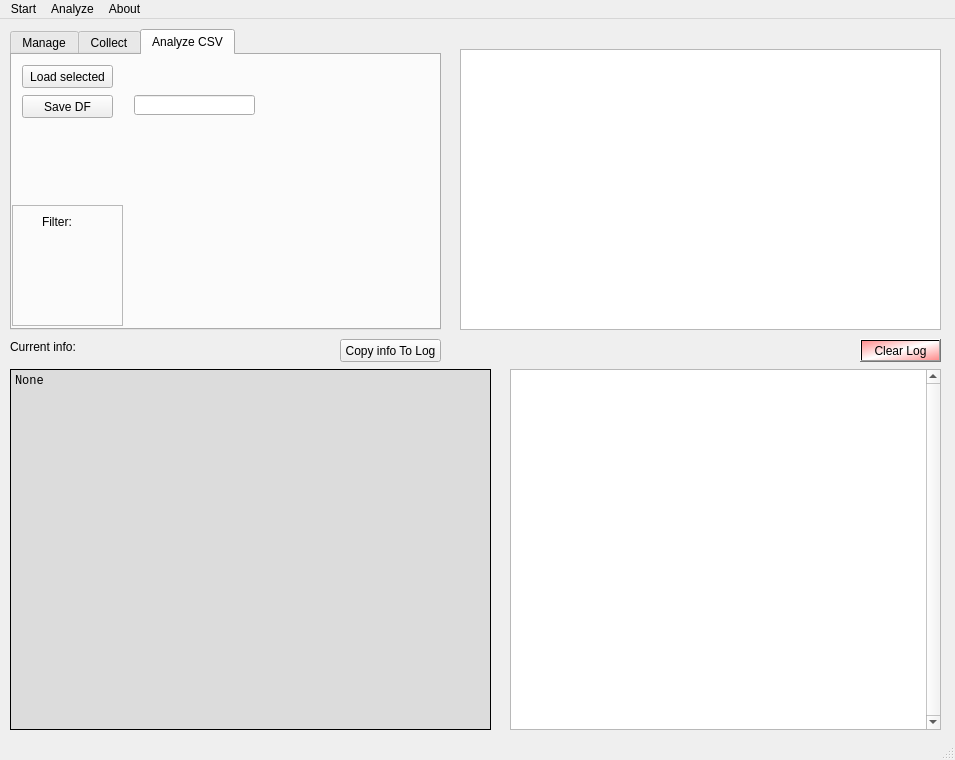
This is TwitterAnalyzer/GUI.ui in GrzegorzKrug/TwitterAnalyzer as Qt 5 draws it before an edit. The edited form follows.
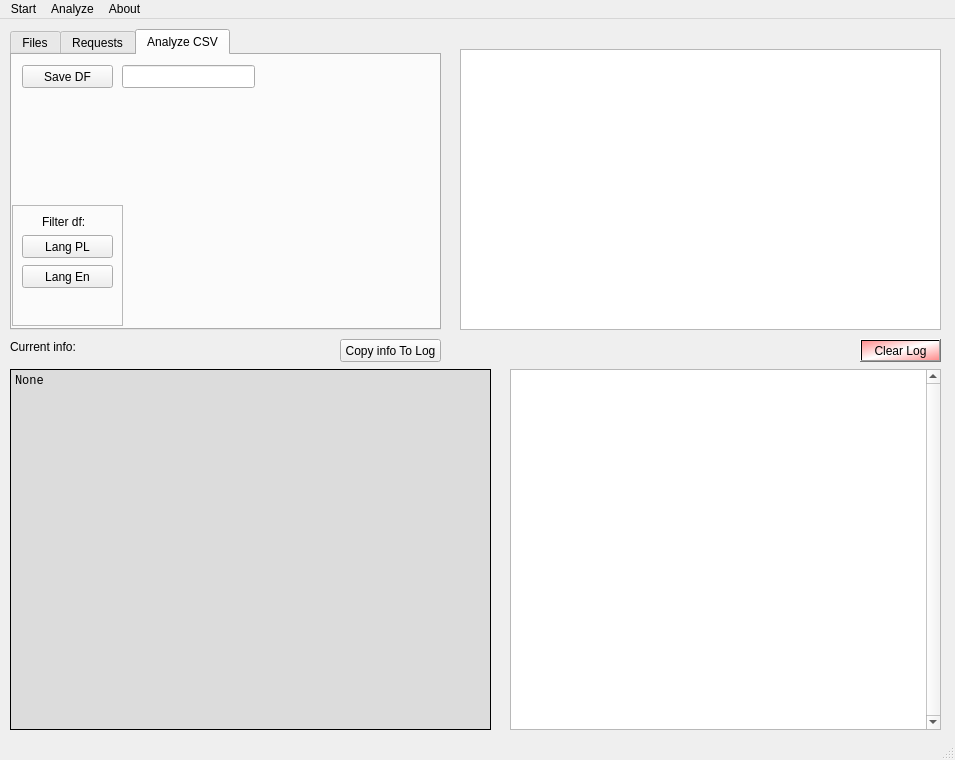
This is the edited form.

Diff of the .ui file:
```diff
--- a/TwitterAnalyzer/GUI.ui
+++ b/TwitterAnalyzer/GUI.ui
@@ -34,7 +34,7 @@
     </property>
     <widget class="QWidget" name="tab_2">
      <attribute name="title">
-      <string>Manage</string>
+      <string>Files</string>
      </attribute>
      <attribute name="toolTip">
       <string>Manage Tweet Files in 'tweets' directory</string>
@@ -144,6 +144,19 @@
        </property>
       </widget>
      </widget>
+     <widget class="QPushButton" name="pushButton_load_selected_csv">
+      <property name="geometry">
+       <rect>
+        <x>10</x>
+        <y>10</y>
+        <width>91</width>
+        <height>23</height>
+       </rect>
+      </property>
+      <property name="text">
+       <string>Load selected</string>
+      </property>
+     </widget>
      <zorder>frame</zorder>
      <zorder>pushButton_delete100</zorder>
      <zorder>pushButton_deleteSelected</zorder>
@@ -152,7 +165,7 @@
     </widget>
     <widget class="QWidget" name="tab">
      <attribute name="title">
-      <string>Collect</string>
+      <string>Requests</string>
      </attribute>
      <attribute name="toolTip">
       <string>Collect Tweets from tweeter</string>
@@ -227,24 +240,11 @@
      <attribute name="toolTip">
       <string>Analyze loaded DF</string>
      </attribute>
-     <widget class="QPushButton" name="pushButton_load_selected_csv">
-      <property name="geometry">
-       <rect>
-        <x>10</x>
-        <y>10</y>
-        <width>91</width>
-        <height>23</height>
-       </rect>
-      </property>
-      <property name="text">
-       <string>Load selected</string>
-      </property>
-     </widget>
      <widget class="QPushButton" name="pushButton_export_DF">
       <property name="geometry">
        <rect>
         <x>10</x>
-        <y>40</y>
+        <y>10</y>
         <width>91</width>
         <height>23</height>
        </rect>
@@ -259,10 +259,10 @@
      <widget class="QLineEdit" name="lineEdit_DF_comment">
       <property name="geometry">
        <rect>
-        <x>122</x>
-        <y>40</y>
-        <width>121</width>
-        <height>20</height>
+        <x>110</x>
+        <y>10</y>
+        <width>133</width>
+        <height>23</height>
        </rect>
       </property>
       <property name="toolTip">
@@ -294,7 +294,39 @@
         </rect>
        </property>
        <property name="text">
-        <string>Filter:</string>
+        <string>Filter df:</string>
+       </property>
+      </widget>
+      <widget class="QPushButton" name="pushButton_export_DF_2">
+       <property name="geometry">
+        <rect>
+         <x>10</x>
+         <y>30</y>
+         <width>91</width>
+         <height>23</height>
+        </rect>
+       </property>
+       <property name="toolTip">
+        <string>Save DF to .csv File</string>
+       </property>
+       <property name="text">
+        <string>Lang PL</string>
+       </property>
+      </widget>
+      <widget class="QPushButton" name="pushButton_export_DF_3">
+       <property name="geometry">
+        <rect>
+         <x>10</x>
+         <y>60</y>
+         <width>91</width>
+         <height>23</height>
+        </rect>
+       </property>
+       <property name="toolTip">
+        <string>Save DF to .csv File</string>
+       </property>
+       <property name="text">
+        <string>Lang En</string>
        </property>
       </widget>
      </widget>
```
Left out of the diff: 3 changed lines with no effect on the pictures.
